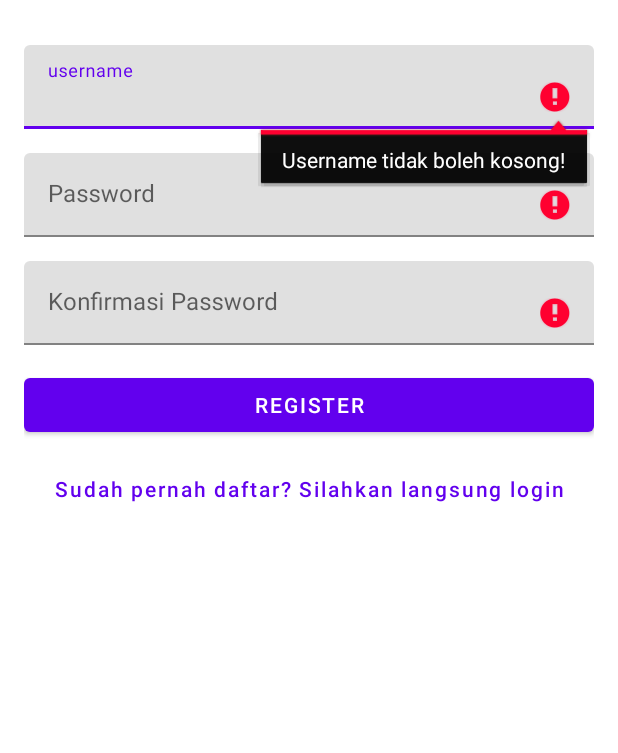
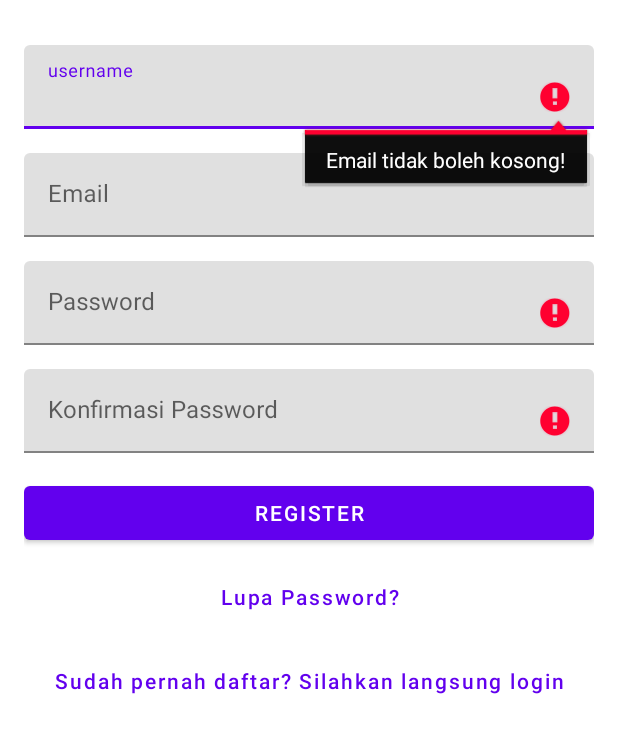
Before and after one commit to Fellyca/Iklanku, an Android app: the RegisterActivity screen opened directly, with no data from a screen before it, after a tap on "REGISTER", on a phone screen of 412 x 824 dp, the part 333-1086 px from its top. Run offline under Robolectric (Android 15) with nearby library versions, the phone set to English and light mode, and no system bars; our stand-ins replace Firebase (no records; nobody signed in at launch, a user with empty details on screens opened directly).

Commit message:
firebase authentication register

```diff
--- a/app/src/main/java/com/if5b/iklanku/Activity/RegisterActivity.java
+++ b/app/src/main/java/com/if5b/iklanku/Activity/RegisterActivity.java
@@ -1,5 +1,6 @@
 package com.if5b.iklanku.Activity;
 
+import androidx.annotation.NonNull;
 import androidx.appcompat.app.AppCompatActivity;
 
 import android.content.Intent;
@@ -8,8 +9,15 @@ import android.text.TextUtils;
 import android.view.View;
 import android.widget.Toast;
 
+import com.google.android.gms.tasks.OnCompleteListener;
+import com.google.android.gms.tasks.Task;
+import com.google.firebase.auth.AuthResult;
+import com.google.firebase.auth.FirebaseAuth;
+import com.google.firebase.database.DatabaseReference;
+import com.google.firebase.database.FirebaseDatabase;
 import com.if5b.iklanku.API.APIServices;
 import com.if5b.iklanku.Model.ValueNoData;
+import com.if5b.iklanku.User;
 import com.if5b.iklanku.Utils.Utilities;
 import com.if5b.iklanku.databinding.ActivityRegisterBinding;
 
@@ -20,10 +28,17 @@ import retrofit2.Response;
 public class RegisterActivity extends AppCompatActivity {
 
     private ActivityRegisterBinding binding;
+    private FirebaseAuth mAuth;
+    private FirebaseDatabase mDatabase;
+    private DatabaseReference mRoot, mRef;
 
     @Override
     protected void onCreate(Bundle savedInstanceState) {
         super.onCreate(savedInstanceState);
+
+        mAuth = FirebaseAuth.getInstance();
+        mDatabase = FirebaseDatabase.getInstance();
+        mRoot = mDatabase.getReference();
 
         binding = ActivityRegisterBinding.inflate(getLayoutInflater());
         setContentView(binding.getRoot());
@@ -32,6 +47,7 @@ public class RegisterActivity extends AppCompatActivity {
             @Override
             public void onClick(View view) {
                 String username = binding.etUsername.getText().toString();
+                String email = binding.etEmail.getText().toString();
                 String password = binding.etPassword.getText().toString();
                 String kF = binding.etKonfirmasiPassword.getText().toString();
 
@@ -39,6 +55,10 @@ public class RegisterActivity extends AppCompatActivity {
                 if (TextUtils.isEmpty(username)){
                     bolehRegister = false;
                     binding.etUsername.setError("Username tidak boleh kosong!");
+                }
+                if (TextUtils.isEmpty(email)){
+                    bolehRegister = false;
+                    binding.etUsername.setError("Email tidak boleh kosong!");
                 }
                 if (TextUtils.isEmpty(password)){
                     bolehRegister = false;
@@ -59,6 +79,25 @@ public class RegisterActivity extends AppCompatActivity {
                 if (bolehRegister) {
                     register(username, password);
                 }
+
+                showProgressBar();
+
+                mAuth.createUserWithEmailAndPassword(email, password)
+                        .addOnCompleteListener(RegisterActivity.this, new OnCompleteListener<AuthResult>() {
+                            @Override
+                            public void onComplete(@NonNull Task<AuthResult> task) {
+                                hideProgressBar();
+                                if (task.isSuccessful()){
+                                    Toast.makeText(RegisterActivity.this, "Register sukses!", Toast.LENGTH_SHORT).show();
+                                    User user = new User(email, username);
+                                    String userId = task.getResult().getUser().getUid();
+                                    mRef = mRoot.child("users").child(userId);
+                                    mRef.setValue(user);
+                                }else{
+                                    Toast.makeText(RegisterActivity.this, "Register gagal", Toast.LENGTH_SHORT).show();
+                                }
+                            }
+                        });
             }
         });
 
--- a/app/src/main/res/layout/activity_register.xml
+++ b/app/src/main/res/layout/activity_register.xml
@@ -33,6 +33,22 @@
                 android:layout_height="wrap_content"
                 android:hint="username"
                 android:inputType="text"
+                />
+
+        </com.google.android.material.textfield.TextInputLayout>
+
+        <com.google.android.material.textfield.TextInputLayout
+            android:id="@+id/til_email"
+            android:layout_width="match_parent"
+            android:layout_height="wrap_content"
+            android:layout_marginTop="16dp">
+
+            <EditText
+                android:id="@+id/et_email"
+                android:layout_width="match_parent"
+                android:layout_height="wrap_content"
+                android:hint="Email"
+                android:inputType="textEmailAddress"
                 />
 
         </com.google.android.material.textfield.TextInputLayout>
@@ -78,6 +94,18 @@
             />
 
         <Button
+            android:id="@+id/btn_resetpassword"
+            style="@style/Widget.MaterialComponents.Button.TextButton"
+            android:layout_width="match_parent"
+            android:layout_height="wrap_content"
+            android:layout_marginTop="8dp"
+            android:text="Lupa Password?"
+            android:textAllCaps="false"
+            android:textColor="@color/purple_500"
+            android:textSize="14sp"
+            />
+
+        <Button
             android:id="@+id/btn_login"
             style="@style/Widget.MaterialComponents.Button.TextButton"
             android:layout_width="match_parent"
--- a/build.gradle
+++ b/build.gradle
@@ -2,4 +2,5 @@
 plugins {
     id 'com.android.application' version '7.3.1' apply false
     id 'com.android.library' version '7.3.1' apply false
+    id 'com.google.gms.google-services' version '4.3.13' apply false
 }
```
Also changed, not shown: app/build.gradle (+7 -0 lines), app/src/main/java/com/if5b/iklanku/User.java (added, +31 -0 lines), 1 other file.
